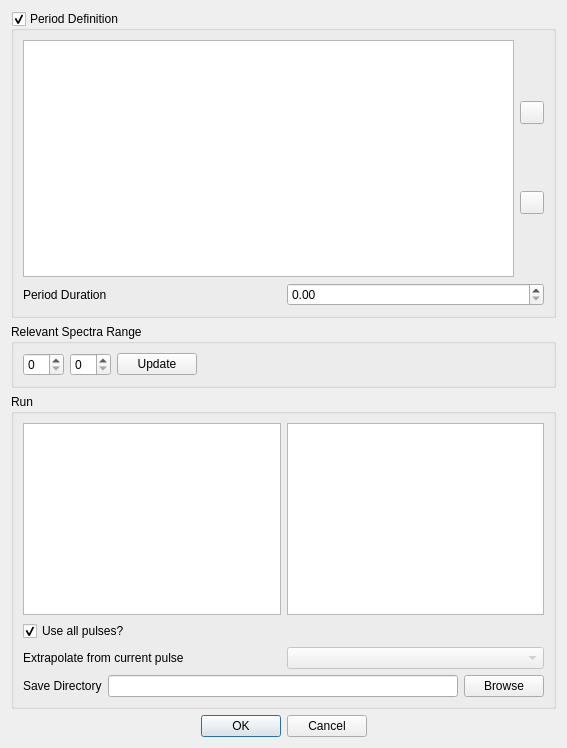
Above: gudpy/gui/widgets/ui_files/modulationExcitationDialog.ui from disorderedmaterials/GudPy before the change. Below: the same form after it.
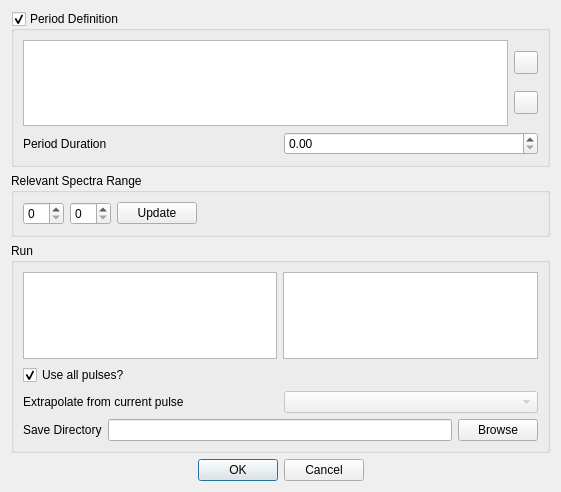
That is the form after the change. Icons and pictures are not drawn. Custom widgets are drawn as their Qt base class.

Commit message: refactor: remove unused dialogs.

Patch:
```diff
--- a/gudpy/gui/widgets/ui_files/modulationExcitationDialog.ui
+++ b/gudpy/gui/widgets/ui_files/modulationExcitationDialog.ui
@@ -6,8 +6,8 @@
    <rect>
     <x>0</x>
     <y>0</y>
-    <width>567</width>
-    <height>748</height>
+    <width>561</width>
+    <height>492</height>
    </rect>
   </property>
   <property name="windowTitle">
```
The commit also changes 6 other files.
